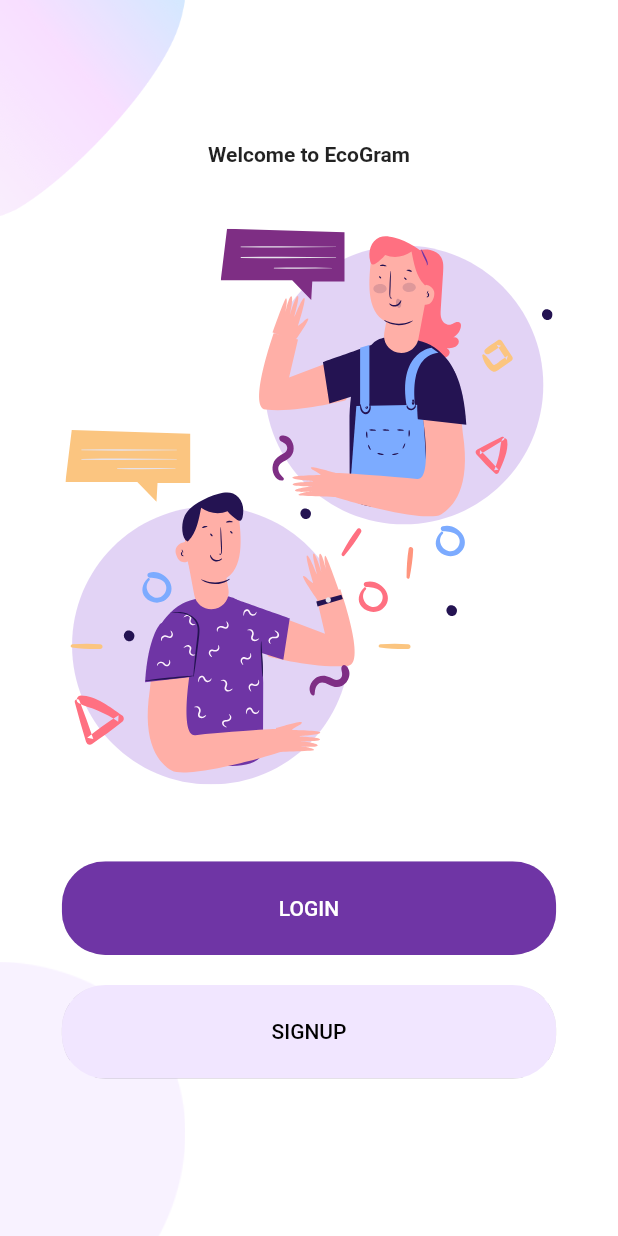
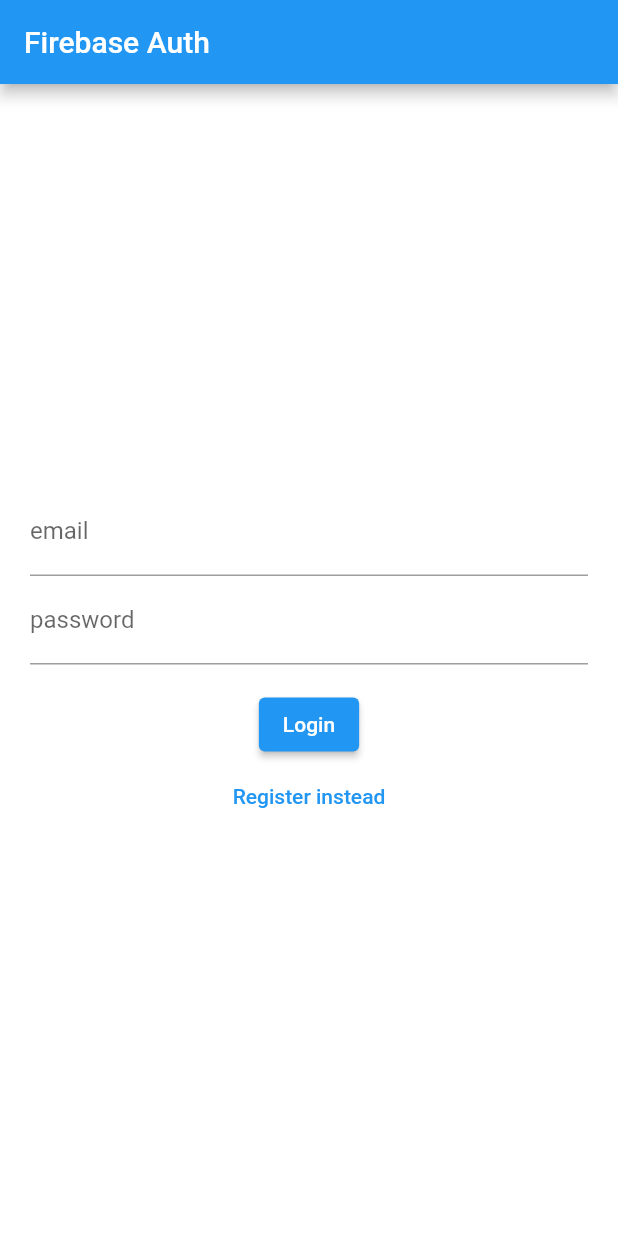
Before and after one commit to francesco-buscicchio/EcoGram, a Flutter app: the screen it shows after launch, on a phone screen of 412 x 824 dp. Run offline on Flutter 3.47's test engine with Material 2 defaults, Android fonts, the phone set to English and light mode, and no system bars; our stand-ins replace firebase_auth, firebase_core, flutter_svg; accounts and stored records are empty.

Commit message:
Init BackEnd Login

```diff
--- /dev/null
+++ b/lib/Screens/Login/components/login_register_page.dart
@@ -0,0 +1,100 @@
+import 'package:ecogram/components/TextFielContainer.dart';
+import 'package:firebase_auth/firebase_auth.dart';
+import 'package:flutter/cupertino.dart';
+import 'package:flutter/material.dart';
+import 'package:flutter/src/widgets/container.dart';
+import 'package:flutter/src/widgets/framework.dart';
+
+import '../../../Tools/auth.dart';
+
+class LoginPage extends StatefulWidget {
+  const LoginPage({super.key});
+
+  @override
+  State<LoginPage> createState() => _LoginPageState();
+}
+
+class _LoginPageState extends State<LoginPage> {
+  String? errorMessage = '';
+  bool isLogin = true;
+
+  final TextEditingController _controllerEmail = TextEditingController();
+  final TextEditingController _controllerPassword = TextEditingController();
+
+  Future<void> signInWithEmailAndPassword() async {
+    try {
+      await Auth().signInWithEmailAndPassword(
+          email: _controllerEmail.text, password: _controllerPassword.text);
+    } on FirebaseAuthException catch (e) {
+      setState(() {
+        errorMessage = e.message;
+      });
+    }
+  }
+
+  Future<void> createUserWithEmailAndPassword() async {
+    try {
+      await Auth().createUserWithEmailAndPassword(
+          email: _controllerEmail.text, password: _controllerPassword.text);
+    } on FirebaseAuthException catch (e) {
+      setState(() {
+        errorMessage = e.message;
+      });
+    }
+  }
+
+  Widget _title() {
+    return const Text('Firebase Auth');
+  }
+
+  Widget _entryField(String title, TextEditingController controller) {
+    return TextField(
+      controller: controller,
+      decoration: InputDecoration(labelText: title),
+    );
+  }
+
+  Widget _errorMessage() {
+    return Text(errorMessage == '' ? '' : 'Humm? $errorMessage');
+  }
+
+  Widget _submitButton() {
+    return ElevatedButton(
+        onPressed: isLogin
+            ? signInWithEmailAndPassword
+            : createUserWithEmailAndPassword,
+        child: Text(isLogin ? 'Login' : 'Register'));
+  }
+
+  Widget _loginOrRegisterButton() {
+    return TextButton(
+        onPressed: () {
+          setState(() {
+            isLogin = !isLogin;
+          });
+        },
+        child: Text(isLogin ? 'Register instead' : 'Login instead'));
+  }
+
+  @override
+  Widget build(BuildContext context) {
+    return Scaffold(
+        appBar: AppBar(title: _title()),
+        body: Container(
+          height: double.infinity,
+          width: double.infinity,
+          padding: const EdgeInsets.all(20),
+          child: Column(
+            crossAxisAlignment: CrossAxisAlignment.center,
+            mainAxisAlignment: MainAxisAlignment.center,
+            children: <Widget>[
+              _entryField('email', _controllerEmail),
+              _entryField('password', _controllerPassword),
+              _errorMessage(),
+              _submitButton(),
+              _loginOrRegisterButton()
+            ],
+          ),
+        ));
+  }
+}
--- /dev/null
+++ b/lib/Screens/Login/widget_tree.dart
@@ -0,0 +1,26 @@
+import '../../../Tools/auth.dart';
+import '../Login/components/homepage.dart';
+import '../Login/components/login_register_page.dart';
+import 'package:flutter/material.dart';
+
+class WidgetTree extends StatefulWidget {
+  const WidgetTree({super.key});
+
+  @override
+  State<WidgetTree> createState() => _WidgetTreeState();
+}
+
+class _WidgetTreeState extends State<WidgetTree> {
+  @override
+  Widget build(BuildContext context) {
+    return StreamBuilder(
+        stream: Auth().authStateChanges,
+        builder: (context, snapshot) {
+          if (snapshot.hasData) {
+            return HomePage();
+          } else {
+            return const LoginPage();
+          }
+        });
+  }
+}
--- /dev/null
+++ b/lib/Tools/auth.dart
@@ -0,0 +1,23 @@
+import 'package:firebase_auth/firebase_auth.dart';
+
+class Auth {
+  final FirebaseAuth _firebaseAuth = FirebaseAuth.instance;
+  User? get currentUser => _firebaseAuth.currentUser;
+  Stream<User?> get authStateChanges => _firebaseAuth.authStateChanges();
+
+  Future<void> signInWithEmailAndPassword(
+      {required String email, required String password}) async {
+    await _firebaseAuth.signInWithEmailAndPassword(
+        email: email, password: password);
+  }
+
+  Future<void> createUserWithEmailAndPassword(
+      {required String email, required String password}) async {
+    await _firebaseAuth.createUserWithEmailAndPassword(
+        email: email, password: password);
+  }
+
+  Future<void> signOut() async {
+    await _firebaseAuth.signOut();
+  }
+}
--- a/lib/main.dart
+++ b/lib/main.dart
@@ -1,8 +1,15 @@
 import 'package:ecogram/Screens/Welcome/welcome_screen.dart';
 import 'package:ecogram/constants.dart';
 import 'package:flutter/material.dart';
+import './Screens/Login/widget_tree.dart';
+import 'package:firebase_core/firebase_core.dart';
+import 'firebase_options.dart';
 
-void main() {
+Future<void> main() async {
+  WidgetsFlutterBinding.ensureInitialized();
+  await Firebase.initializeApp(
+    options: DefaultFirebaseOptions.currentPlatform,
+  );
   runApp(const MyApp());
 }
 
@@ -16,10 +23,8 @@
       debugShowCheckedModeBanner: false,
       title: 'EcoGram',
       theme: ThemeData(
-        primaryColor: kPrimaryColor,
-        scaffoldBackgroundColor: Colors.white
-      ),
-      home: const WelcomeScreen(),
+          primaryColor: kPrimaryColor, scaffoldBackgroundColor: Colors.white),
+      home: const WidgetTree(),
     );
   }
 }
--- a/pubspec.yaml
+++ b/pubspec.yaml
@@ -37,6 +37,8 @@
   # Use with the CupertinoIcons class for iOS style icons.
   cupertino_icons: ^1.0.2
   flutter_svg: ^0.20.0-nullsafety.3
+  firebase_auth: ^4.2.9
+  firebase_core: '^2.7.0'
 
 dev_dependencies:
   flutter_test:
```
Also changed, not shown: lib/Screens/Login/components/homepage.dart (added, +44 -0 lines), lib/firebase_options.dart (added), pubspec.lock, 8 other files.
